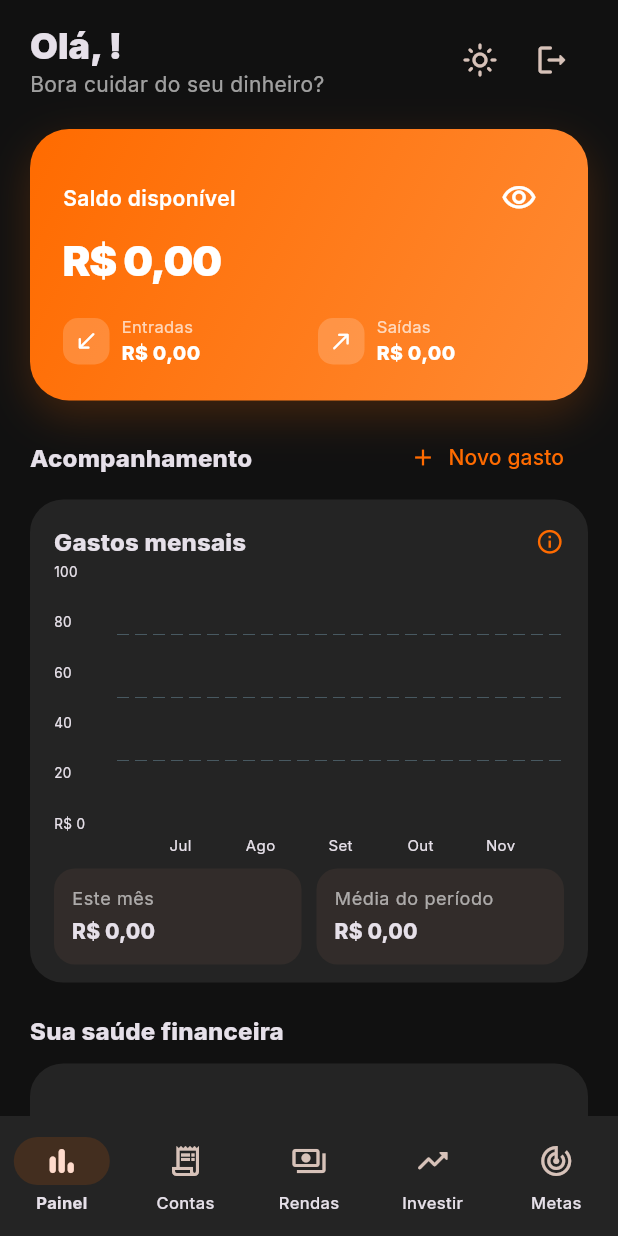
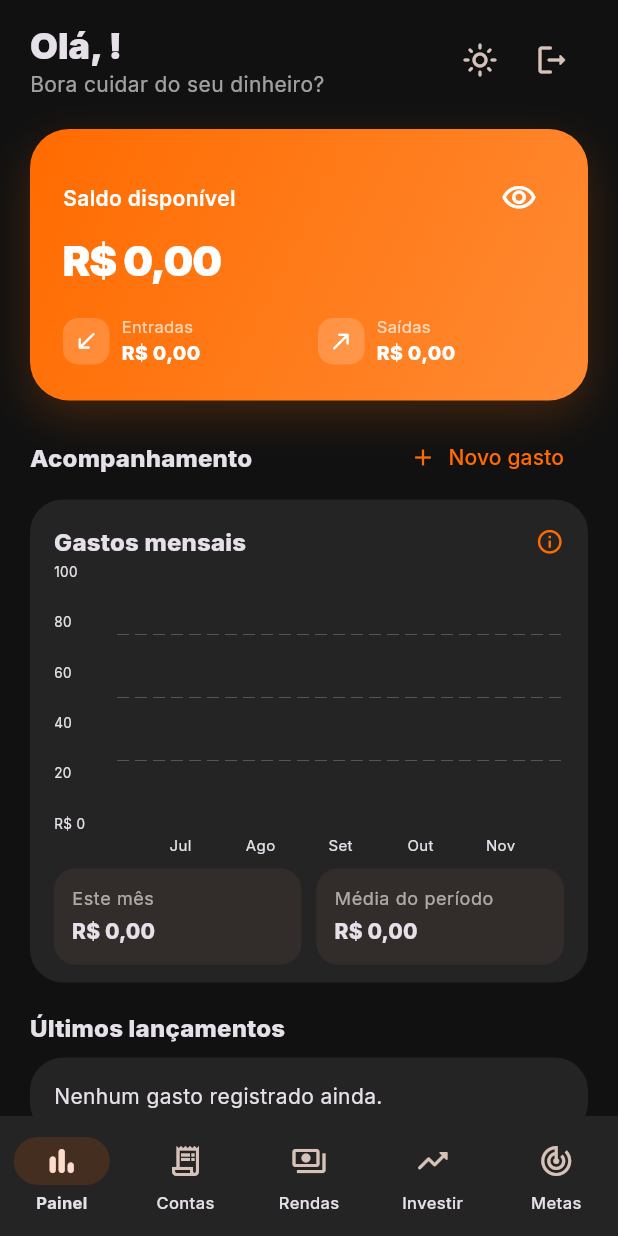
Before and after one commit to letvitoria/Minhas_financas, a Flutter app: the screen it shows once a user with an empty profile is signed in, after a tap on the "dark mode" icon, on a phone screen of 412 x 824 dp. Run offline on Flutter 3.47's test engine with Material 3 defaults, Android fonts, the phone set to English and light mode, and no system bars; drawn by our look-alikes of fl_chart; our stand-ins replace flutter_dotenv, google_fonts, supabase_flutter; accounts and stored records are empty.

Commit message:
Completa CRUD financeiro com edição e exclusão
Adiciona edição e exclusão de registros financeiros com filtros por usuário e atualização dos dados após operações.

```diff
--- a/grana_jovem_app/lib/features/home/home_page.dart
+++ b/grana_jovem_app/lib/features/home/home_page.dart
@@ -127,6 +127,26 @@ class _HomePageState extends State<HomePage> {
             ]),
             const SizedBox(height: 4),
             _MonthlySpendingCard(transactions: finance.transactions, hideValues: _hideValues),
+            const SizedBox(height: 18),
+            const SectionTitle('Últimos lançamentos'),
+            const SizedBox(height: 8),
+            if (finance.transactions.isEmpty)
+              const Card(child: Padding(padding: EdgeInsets.all(16), child: Text('Nenhum gasto registrado ainda.')))
+            else
+              ...finance.transactions.take(8).map((item) => Card(
+                child: ListTile(
+                  leading: const CircleAvatar(child: Icon(Icons.receipt_long_outlined)),
+                  title: Text(item.title),
+                  subtitle: Text(item.category + ' • ' + dateLabel(item.occurredOn)),
+                  trailing: Row(mainAxisSize: MainAxisSize.min, children: [
+                    Text(_money(item.amount), style: const TextStyle(fontWeight: FontWeight.w800)),
+                    RecordCrudActions(table: 'transactions', id: item.id, label: 'lançamento', values: {
+                      'title': item.title, 'type': item.type, 'category': item.category,
+                      'amount': item.amount, 'occurred_on': item.occurredOn.toIso8601String().split('T').first,
+                    }),
+                  ]),
+                ),
+              )),
             const SizedBox(height: 20),
             const SectionTitle('Sua saúde financeira'),
             const SizedBox(height: 10),
--- a/grana_jovem_app/lib/features/investments/investments_page.dart
+++ b/grana_jovem_app/lib/features/investments/investments_page.dart
@@ -5,6 +5,7 @@ import '../../core/theme/app_theme.dart';
 import '../../core/utils/formatters.dart';
 import '../../providers/finance_provider.dart';
 import '../../shared/widgets/empty_state.dart';
+import '../../shared/widgets/record_crud_actions.dart';
 
 class InvestmentsPage extends StatelessWidget {
   const InvestmentsPage({super.key});
@@ -263,7 +264,12 @@ class InvestmentsPage extends StatelessWidget {
                         (item) => ListTile(
                           contentPadding:
                               const EdgeInsets.symmetric(horizontal: 4),
-                          title: Text(item.title),
+                          title: Row(children: [
+                            Expanded(child: Text(item.title)),
+                            RecordCrudActions(table: 'investments', id: item.id, label: 'investimento', values: {
+                              'title': item.title, 'category': item.category, 'amount': item.amount,
+                            }),
+                          ]),
                           subtitle: Text(item.category),
                           trailing: Text(
                             currency(item.amount),
--- a/grana_jovem_app/lib/features/wishlist/wishlist_page.dart
+++ b/grana_jovem_app/lib/features/wishlist/wishlist_page.dart
@@ -6,6 +6,7 @@ import '../../core/utils/formatters.dart';
 import '../../data/models/finance_models.dart';
 import '../../providers/finance_provider.dart';
 import '../../shared/widgets/empty_state.dart';
+import '../../shared/widgets/record_crud_actions.dart';
 
 class WishlistPage extends StatelessWidget {
   const WishlistPage({super.key});
@@ -143,7 +144,15 @@ class WishlistPage extends StatelessWidget {
                       const SizedBox(height: 12),
                       ...finance.goals.map((goal) => Padding(
                         padding: const EdgeInsets.only(bottom: 14),
-                        child: _SavingsGoalCard(goal: goal, onAdd: () => _addSaved(context, goal)),
+                        child: _SavingsGoalCard(
+                          goal: goal,
+                          onAdd: () => _addSaved(context, goal),
+                          actions: RecordCrudActions(table: 'wishlist_goals', id: goal.id, label: 'meta', values: {
+                            'title': goal.title, 'target_amount': goal.targetAmount,
+                            'saved_amount': goal.savedAmount,
+                            'target_date': goal.targetDate?.toIso8601String().split('T').first,
+                          }),
+                        ),
                       )),
                     ],
                   ),
@@ -153,9 +162,10 @@ class WishlistPage extends StatelessWidget {
 }
 
 class _SavingsGoalCard extends StatelessWidget {
-  const _SavingsGoalCard({required this.goal, required this.onAdd});
+  const _SavingsGoalCard({required this.goal, required this.onAdd, required this.actions});
   final WishlistGoal goal;
   final VoidCallback onAdd;
+  final Widget actions;
 
   @override
   Widget build(BuildContext context) {
@@ -172,6 +182,7 @@ class _SavingsGoalCard extends StatelessWidget {
           child: Column(crossAxisAlignment: CrossAxisAlignment.start, children: [
             Row(children: [
               const Expanded(child: Text('Meta de economia', style: TextStyle(color: Colors.white, fontWeight: FontWeight.w700))),
+              actions,
               Icon(isComplete ? Icons.check_circle_rounded : Icons.track_changes_rounded, color: Colors.white, size: 28),
             ]),
             const SizedBox(height: 8),
```
Also changed, not shown: grana_jovem_app/lib/data/repositories/finance_repository.dart (+24 -0 lines), grana_jovem_app/lib/features/bills/bills_page.dart (+8 -4 lines), grana_jovem_app/lib/features/income/income_page.dart (+8 -4 lines), grana_jovem_app/lib/providers/finance_provider.dart (+10 -0 lines), grana_jovem_app/lib/shared/widgets/record_crud_actions.dart (added, +155 -0 lines).
